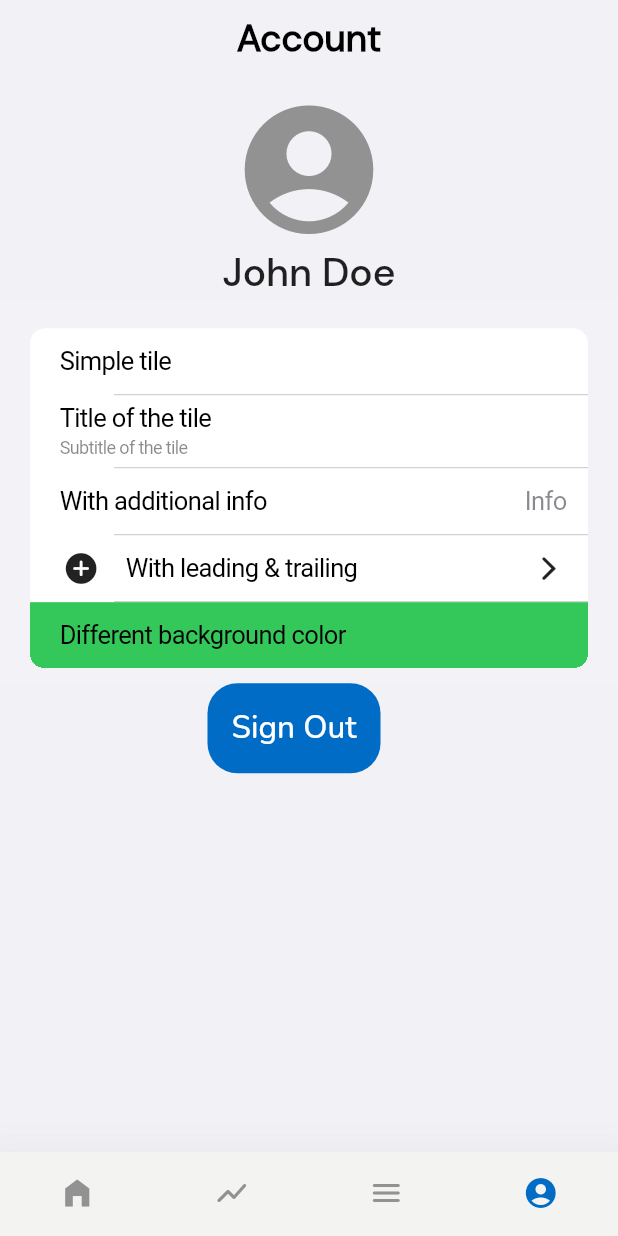
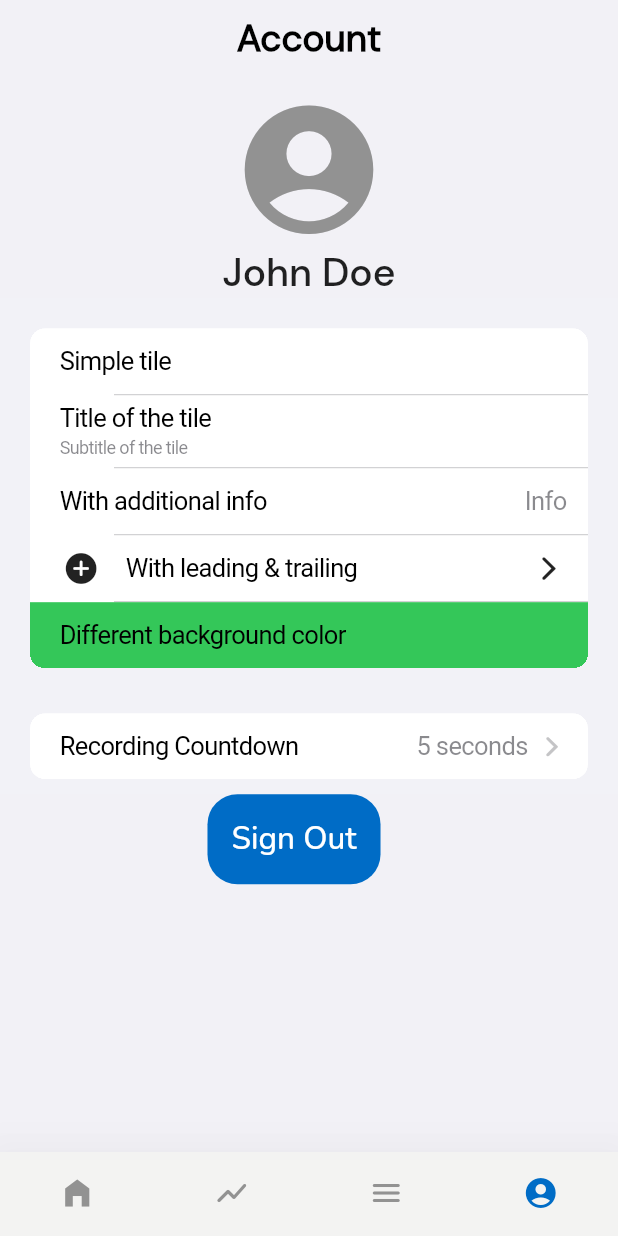
Before and after one commit to UBC-CIC/balance-test-app, a Flutter app: the screen it shows after launch, item 4 of the bottom bar chosen, on a phone screen of 412 x 824 dp. Run offline on Flutter 3.47's test engine with Material 2 defaults, Android fonts, the phone set to English and light mode, and no system bars; our stand-ins replace circular_countdown_timer, dropdown_button2, flutter_spinkit, google_fonts, shared_preferences; missing offline and left inert: amplify_auth_cognito, amplify_authenticator, amplify_flutter, flutter_ringtone_player, gaimon, motion_sensors.

Commit message:
Added countdown selection menu in account page and linked to recording function

```diff
--- a/lib/account_page.dart
+++ b/lib/account_page.dart
@@ -1,10 +1,9 @@
 import 'package:amplify_flutter/amplify_flutter.dart';
-import 'package:balance_test/recording_page.dart';
+import 'package:balance_test/countdown_selection_page.dart';
 import 'package:flutter/cupertino.dart';
 import 'package:flutter/material.dart';
 import 'package:google_fonts/google_fonts.dart';
-
-import 'my_fading_scrollview.dart';
+import 'package:shared_preferences/shared_preferences.dart';
 
 class AccountPage extends StatefulWidget {
   const AccountPage({Key? key, required this.parentCtx}) : super(key: key);
@@ -18,13 +17,26 @@ class AccountPage extends StatefulWidget {
 class _AccountPageState extends State<AccountPage> {
   //VARIABLES
 
+  final Future<SharedPreferences> _prefs = SharedPreferences.getInstance();
+  late Future<int> _countdownTime;
+
   //Controller for fading scroll view
   final controller = ScrollController();
+
   AmplifyException? _error;
   String authState = 'User not signed in';
   String displayState = '';
 
   //FUNCTIONS
+
+  @override
+  void initState() {
+    super.initState();
+    _countdownTime = _prefs.then((SharedPreferences prefs) {
+      return prefs.getInt('countdown') ?? 5;   //default countdown
+    });
+  }
+
   void showResult(_authState) async {
     setState(() {
       _error = null;
@@ -40,7 +52,6 @@ class _AccountPageState extends State<AccountPage> {
     });
     print(displayState);
   }
-
 
   //UI
 
@@ -96,7 +107,6 @@ class _AccountPageState extends State<AccountPage> {
                     child: SingleChildScrollView(
                       child: CupertinoListSection.insetGrouped(
                         children: const [
-
                           CupertinoListTile(title: Text('Simple tile')),
                           CupertinoListTile(
                             title: Text('Title of the tile'),
@@ -114,6 +124,52 @@ class _AccountPageState extends State<AccountPage> {
                           CupertinoListTile(
                             title: Text('Different background color'),
                             backgroundColor: CupertinoColors.activeGreen,
+                          ),
+                        ],
+                      ),
+                    ),
+                  ),
+                  SafeArea(
+                    child: SingleChildScrollView(
+                      child: CupertinoListSection.insetGrouped(
+                        children: [
+                          CupertinoListTile(
+                            title: const Text('Recording Countdown'),
+                            additionalInfo: FutureBuilder<int>(
+                                future: _countdownTime,
+                                builder: (BuildContext context, AsyncSnapshot<int> snapshot) {
+                                  switch (snapshot.connectionState) {
+                                    case ConnectionState.none:
+                                    case ConnectionState.waiting:
+                                    case ConnectionState.active:
+                                    case ConnectionState.done:
+                                      if (snapshot.hasError) {
+                                        return Text('Error: ${snapshot.error}');
+                                      } else {
+                                        return Text(
+                                          '${snapshot.data} seconds');
+                                      }
+                                  }
+                                }),
+                            trailing: const Icon(
+                              CupertinoIcons.forward,
+                              color: Color(0xffc4c4c6),
+                              size: 20,
+                            ),
+                            onTap: () {
+                              Navigator.push(
+                                  widget.parentCtx,
+                                  //Used to pop to main page instead of home
+                                  MaterialPageRoute(
+                                      builder: (context) => const CountdownSelectionPage())).then((value) {
+                                        setState(() {
+                                          _countdownTime = _prefs.then((SharedPreferences prefs) {
+                                            return prefs.getInt('countdown') ?? 5;   //default countdown
+                                          });
+                                        });
+
+                              });
+                            },
                           ),
                         ],
                       ),
@@ -168,7 +224,6 @@ class _AccountPageState extends State<AccountPage> {
                       ),
                     ),
                   ),
-
                 ])),
       ),
     );
--- a/lib/past_tests.dart
+++ b/lib/past_tests.dart
@@ -164,7 +164,7 @@ class _PastTestsState extends State<PastTests> {
     if (score < 40) {
       return const Color(0xffAD2234);
     } else if (score < 65) {
-      return Colors.deepOrange;
+      return const Color(0xffEB5D63);
     } else if (score < 75) {
       return Colors.black;
     } else if (score < 90) {
@@ -403,7 +403,7 @@ class _PastTestsState extends State<PastTests> {
                               width: 0.13 * width,
                                child: Icon(
                                   CupertinoIcons.forward,
-                                  color: const Color(0xff777586),
+                                  color: const Color(0xffc4c4c6),
                                   size: 0.06 * width,
                                 ),
 
--- a/lib/recording_page.dart
+++ b/lib/recording_page.dart
@@ -6,6 +6,7 @@ import 'package:flutter_ringtone_player/flutter_ringtone_player.dart';
 import 'package:motion_sensors/motion_sensors.dart';
 import 'package:balance_test/test_summary_page.dart';
 import 'package:google_fonts/google_fonts.dart';
+import 'package:shared_preferences/shared_preferences.dart';
 
 import 'countdown_page.dart';
 
@@ -125,14 +126,18 @@ class _RecordingPageState extends State<RecordingPage> {
 
   //Starts recording streams and stopwatch timer
   startRecording() async {
-    await showDialog(
+    SharedPreferences.getInstance().then((prefs) {
+      final countdown = prefs.getInt('countdown') ?? 5;
+
+      showDialog(
         context: context,
+        barrierDismissible: false,
         builder: (BuildContext context) {
-        return const CountDown(
-          countdownDuration: 6,
+          return CountDown(
+            countdownDuration: countdown,
           );
         },
-    );
+      ).then((value) {
         FlutterRingtonePlayer.play(
           android: AndroidSounds.alarm,
           ios: const IosSound(1110),
@@ -164,6 +169,8 @@ class _RecordingPageState extends State<RecordingPage> {
         }));
         setState(() {
           recordingStarted = true;
+        });
+      });
     });
   }
 
--- a/pubspec.yaml
+++ b/pubspec.yaml
@@ -41,6 +41,8 @@ dependencies:
   intl: ^0.17.0   # To format/parse date time
   circular_countdown_timer: ^0.2.3
   flutter_ringtone_player: ^3.2.0
+  shared_preferences: ^2.0.17
+
   amplify_flutter: ^0.6.0
   amplify_auth_cognito: ^0.6.0
   amplify_authenticator: ^0.2.0
```
Also changed, not shown: lib/countdown_page.dart (+3 -4 lines), lib/countdown_selection_page.dart (added, +144 -0 lines), lib/test_summary_page.dart (+1 -29 lines), pubspec.lock, 1 other file. Lines whose indentation alone changed are shown as unchanged.
